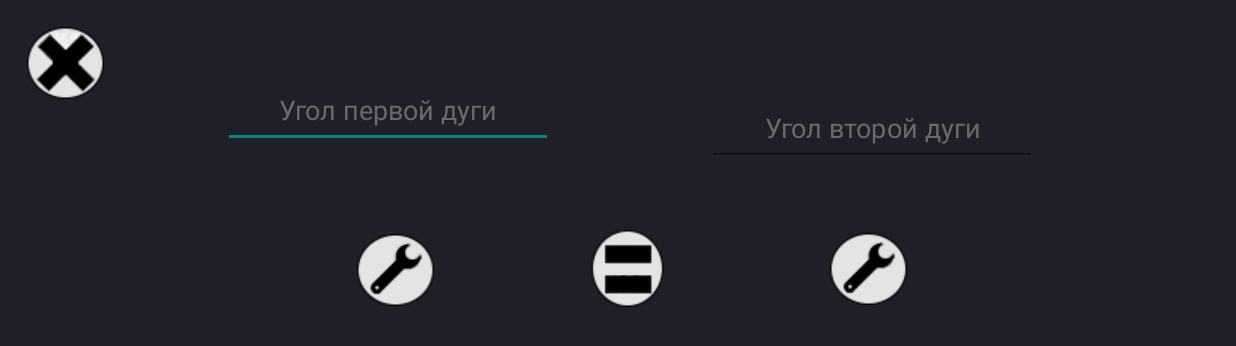
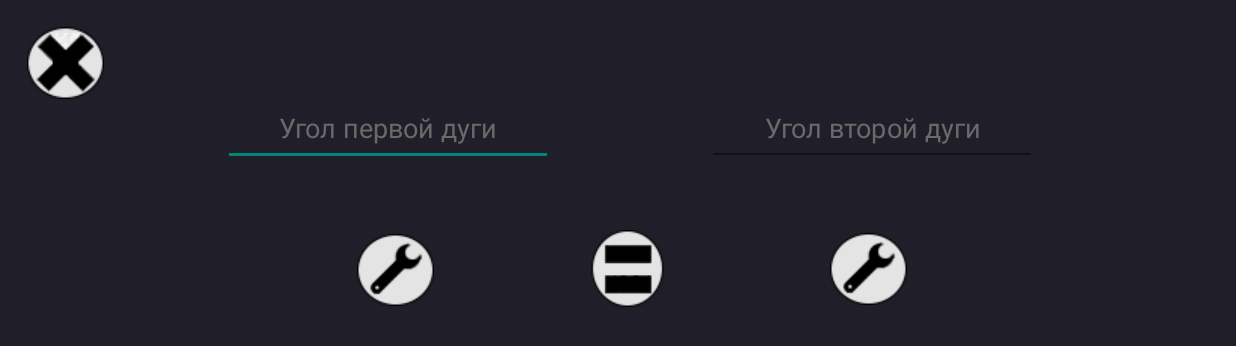
Before and after one commit to Nowikow/KobbaApp, an Android app: the screen it shows after launch (MainActivity), on a phone screen of 824 x 412 dp (held sideways). Shown: the top 346 px of the screen. Run offline under Robolectric (Android 15) with nearby library versions, the phone set to English and light mode, and no system bars.

Commit message:
main app first commit

```diff
--- a/app/src/main/res/layout/activity_main.xml
+++ b/app/src/main/res/layout/activity_main.xml
@@ -26,7 +26,7 @@
         app:layout_constraintHorizontal_bias="0.246"
         app:layout_constraintStart_toStartOf="parent"
         app:layout_constraintTop_toTopOf="parent"
-        app:layout_constraintVertical_bias="0.135" />
+        app:layout_constraintVertical_bias="0.168" />
 
     <EditText
         android:id="@+id/angleDiffTwo"
```
